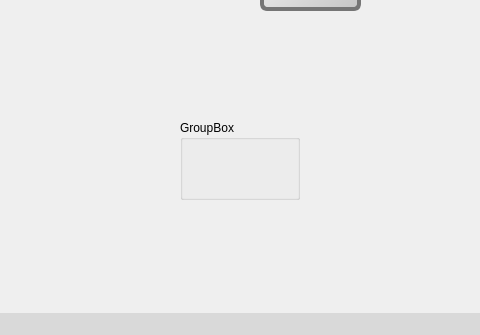
amaelo/QMotorTest, file mainwindow.ui: the form before one commit; both pictures show x 210 to 690 and y 309 to 644 of the 870 by 644 pixel window.
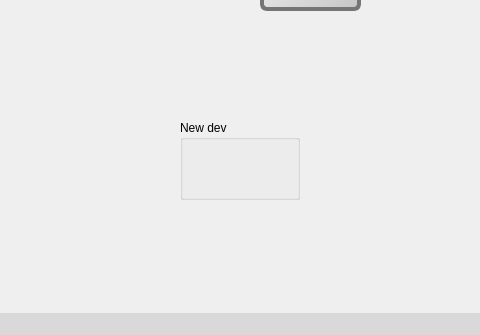
The form after the commit. Icons and pictures are not drawn.

What changed in the file:
```diff
--- a/mainwindow.ui
+++ b/mainwindow.ui
@@ -261,7 +261,7 @@
      </rect>
     </property>
     <property name="title">
-     <string>GroupBox</string>
+     <string>New dev</string>
     </property>
    </widget>
    <widget class="QToolButton" name="toolButton_3">
```
